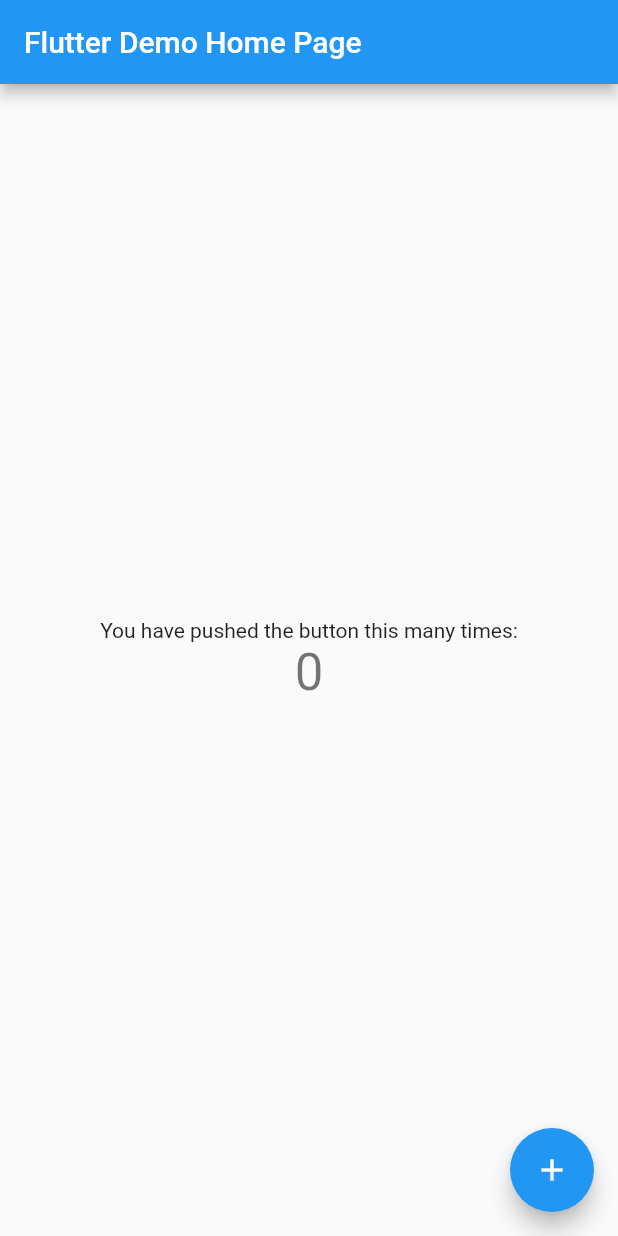
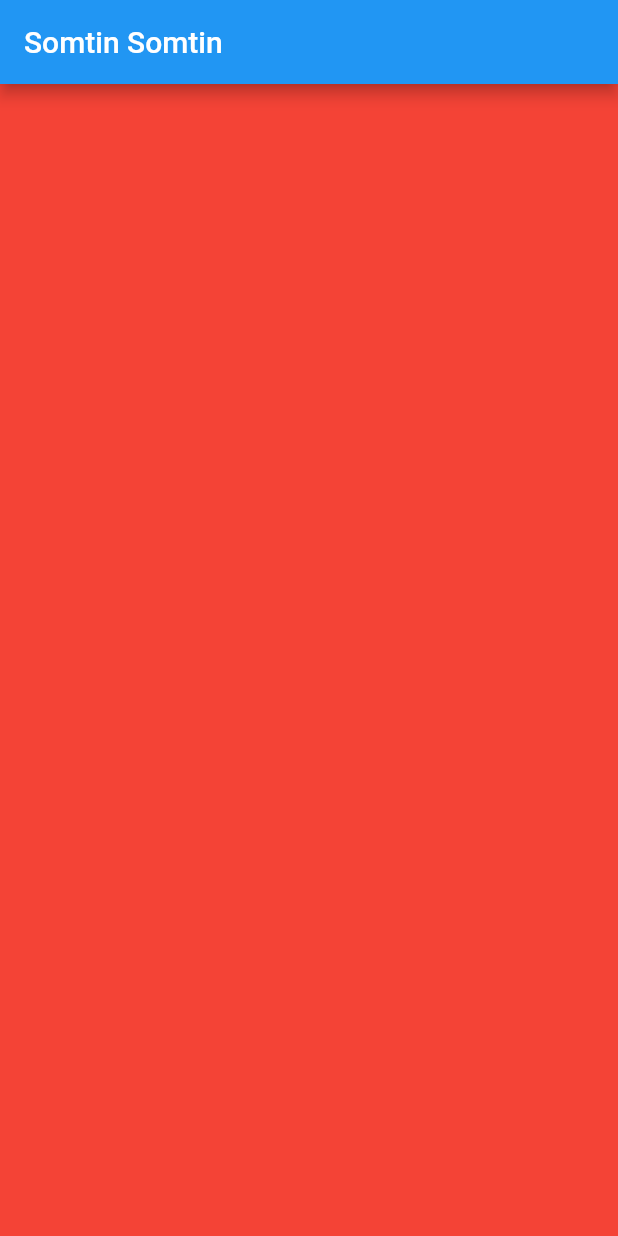
Before and after one commit to alexboateng/mest_somtinsomtin, a Flutter app: the screen it shows after launch, on a phone screen of 412 x 824 dp. Run offline on Flutter 3.47's test engine with Material 2 defaults, Android fonts, the phone set to English and light mode, and no system bars.

Commit message:
added homepage

```diff
--- a/lib/homepage.dart
+++ b/lib/homepage.dart
@@ -1,86 +1,22 @@
 import 'package:flutter/material.dart';
 
 class MyHomePage extends StatefulWidget {
-  const MyHomePage({Key? key, required this.title}) : super(key: key);
-
-  // This widget is the home page of your application. It is stateful, meaning
-  // that it has a State object (defined below) that contains fields that affect
-  // how it looks.
-
-  // This class is the configuration for the state. It holds the values (in this
-  // case the title) provided by the parent (in this case the App widget) and
-  // used by the build method of the State. Fields in a Widget subclass are
-  // always marked "final".
-
-  final String title;
+  const MyHomePage({Key? key}) : super(key: key);
 
   @override
-  State<MyHomePage> createState() => _MyHomePageState();
+  _MyHomePageState createState() => _MyHomePageState();
 }
 
 class _MyHomePageState extends State<MyHomePage> {
-  int _counter = 0;
-
-  void _incrementCounter() {
-    setState(() {
-      // This call to setState tells the Flutter framework that something has
-      // changed in this State, which causes it to rerun the build method below
-      // so that the display can reflect the updated values. If we changed
-      // _counter without calling setState(), then the build method would not be
-      // called again, and so nothing would appear to happen.
-      _counter++;
-    });
-  }
-
   @override
   Widget build(BuildContext context) {
-    // This method is rerun every time setState is called, for instance as done
-    // by the _incrementCounter method above.
-    //
-    // The Flutter framework has been optimized to make rerunning build methods
-    // fast, so that you can just rebuild anything that needs updating rather
-    // than having to individually change instances of widgets.
     return Scaffold(
       appBar: AppBar(
-        // Here we take the value from the MyHomePage object that was created by
-        // the App.build method, and use it to set our appbar title.
-        title: Text(widget.title),
+        title: Text("Somtin Somtin"),
       ),
-      body: Center(
-        // Center is a layout widget. It takes a single child and positions it
-        // in the middle of the parent.
-        child: Column(
-          // Column is also a layout widget. It takes a list of children and
-          // arranges them vertically. By default, it sizes itself to fit its
-          // children horizontally, and tries to be as tall as its parent.
-          //
-          // Invoke "debug painting" (press "p" in the console, choose the
-          // "Toggle Debug Paint" action from the Flutter Inspector in Android
-          // Studio, or the "Toggle Debug Paint" command in Visual Studio Code)
-          // to see the wireframe for each widget.
-          //
-          // Column has various properties to control how it sizes itself and
-          // how it positions its children. Here we use mainAxisAlignment to
-          // center the children vertically; the main axis here is the vertical
-          // axis because Columns are vertical (the cross axis would be
-          // horizontal).
-          mainAxisAlignment: MainAxisAlignment.center,
-          children: <Widget>[
-            const Text(
-              'You have pushed the button this many times:',
-            ),
-            Text(
-              '$_counter',
-              style: Theme.of(context).textTheme.headline4,
-            ),
-          ],
-        ),
+      body: Container(
+        color: Colors.red,
       ),
-      floatingActionButton: FloatingActionButton(
-        onPressed: _incrementCounter,
-        tooltip: 'Increment',
-        child: const Icon(Icons.add),
-      ), // This trailing comma makes auto-formatting nicer for build methods.
     );
   }
 }
--- a/lib/my_app.dart
+++ b/lib/my_app.dart
@@ -8,7 +8,7 @@
   @override
   Widget build(BuildContext context) {
     return MaterialApp(
-      title: 'Flutter Demo',
+      title: 'Somtin Somtin',
       theme: ThemeData(
         // This is the theme of your application.
         //
@@ -21,7 +21,7 @@
         // is not restarted.
         primarySwatch: Colors.blue,
       ),
-      home: const MyHomePage(title: 'Flutter Demo Home Page'),
+      home: const MyHomePage(),
     );
   }
 }
```
